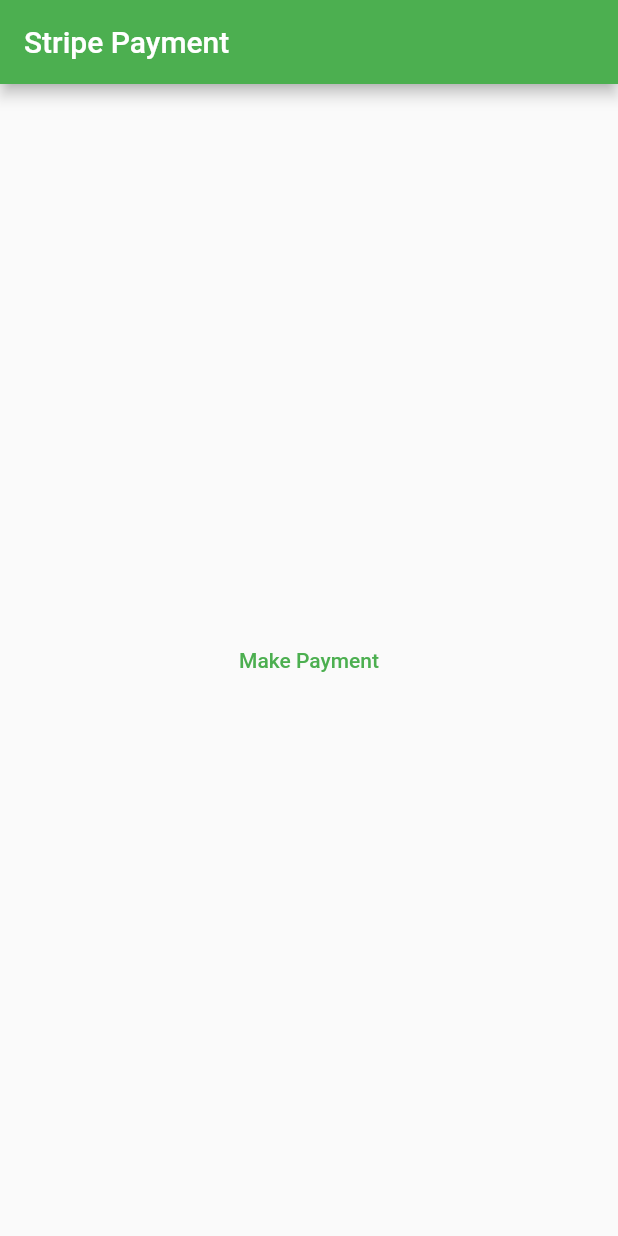
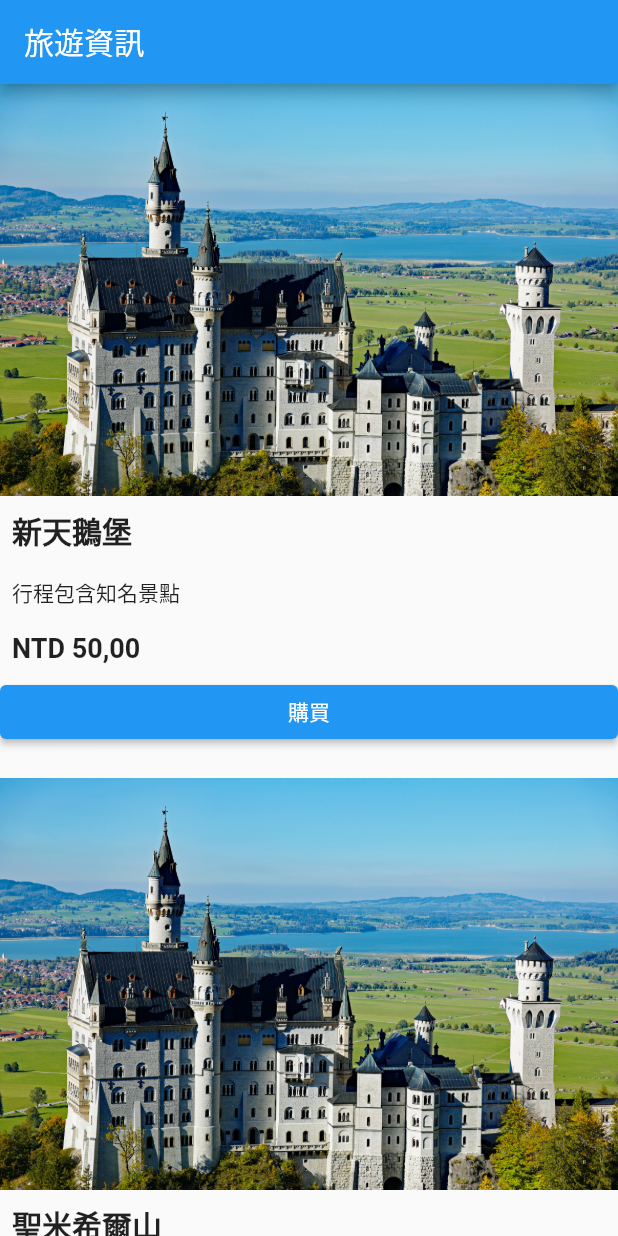
Before and after one commit to alexho0205/bts_cymkolor, a Flutter app: the screen it shows after launch, on a phone screen of 412 x 824 dp. Run offline on Flutter 3.47's test engine with Material 2 defaults, Android fonts, the phone set to English and light mode, and no system bars; our stand-ins replace flutter_dotenv; missing offline and left inert: flutter_stripe.

Commit message:
新天鵝堡跟米希爾山的查詢畫面

```diff
--- a/lib/main.dart
+++ b/lib/main.dart
@@ -1,3 +1,4 @@
+import 'package:bts_cymkolor/search_page.dart';
 import 'package:flutter/material.dart';
 import 'package:flutter_dotenv/flutter_dotenv.dart';
 import 'package:flutter_stripe/flutter_stripe.dart';
@@ -11,7 +12,9 @@ void main() async {
 
   //Load our .env file that contains our Stripe Secret key
   await dotenv.load(fileName: "assets/.env");
-  runApp(const MyApp());
+  // runApp(const MyApp());
+
+  runApp(MyApp());
 }
 
 class MyApp extends StatelessWidget {
@@ -25,7 +28,7 @@ class MyApp extends StatelessWidget {
       theme: ThemeData(
         primarySwatch: Colors.blue,
       ),
-      home: const MyHomePage(title: 'Flutter Demo Home Page'),
+      home: TravelPage(),
     );
   }
 }
--- /dev/null
+++ b/lib/search_page.dart
@@ -0,0 +1,86 @@
+import 'package:flutter/material.dart';
+
+class TravelInfo {
+  final String image;
+  final String title;
+  final String description;
+  final String price;
+
+  TravelInfo({required this.image, required this.title, required this.description, required this.price});
+}
+
+class TravelPage extends StatefulWidget {
+
+  @override
+  _TravelPageState createState() {
+    return _TravelPageState();
+  }
+}
+
+class _TravelPageState extends State<TravelPage> {
+
+  final List<TravelInfo> travelInfoList = [
+    TravelInfo(
+      image: 'assets/image/travel_1_img.jpg',
+      title: '新天鵝堡',
+      description: '行程包含知名景點',
+      price: 'NTD 50,00',
+    ),
+    TravelInfo(
+      image: 'assets/image/travel_1_img.jpg',
+      title: '聖米希爾山',
+      description: '行程包含南山塔、明洞、樂天世界等知名景點',
+      price: 'NTD 40,000',
+    ),
+  ];
+
+  @override
+  Widget build(BuildContext context) {
+    return Scaffold(
+      appBar: AppBar(
+        title: const Text('旅遊資訊'),
+      ),
+      body: ListView.builder(
+        itemCount: travelInfoList.length,
+        itemBuilder: (context, index) {
+          final travelInfo = travelInfoList[index];
+          return Column(
+            crossAxisAlignment: CrossAxisAlignment.stretch,
+            children: [
+              Image.asset(travelInfo.image),
+              Padding(
+                padding: const EdgeInsets.all(8.0),
+                child: Text(
+                  travelInfo.title,
+                  style: const TextStyle(
+                    fontSize: 20.0,
+                    fontWeight: FontWeight.bold,
+                  ),
+                ),
+              ),
+              Padding(
+                padding: const EdgeInsets.all(8.0),
+                child: Text(travelInfo.description),
+              ),
+              Padding(
+                padding: const EdgeInsets.all(8.0),
+                child: Text(
+                  travelInfo.price,
+                  style: const TextStyle(
+                    fontSize: 18.0,
+                    fontWeight: FontWeight.bold,
+                  ),
+                ),
+              ),
+              ElevatedButton(
+                onPressed: () {},
+                child: const Text('購買'),
+              ),
+              const SizedBox(height: 20.0),
+            ],
+          );
+        },
+      ),
+    );
+  }
+}
--- a/pubspec.yaml
+++ b/pubspec.yaml
@@ -63,6 +63,7 @@ flutter:
 
   assets:
    - assets/.env
+   - assets/image/
 
   # To add assets to your application, add an assets section, like this:
   # assets:
```
Also changed, not shown: assets/image/travel_1_img.jpg (added).
